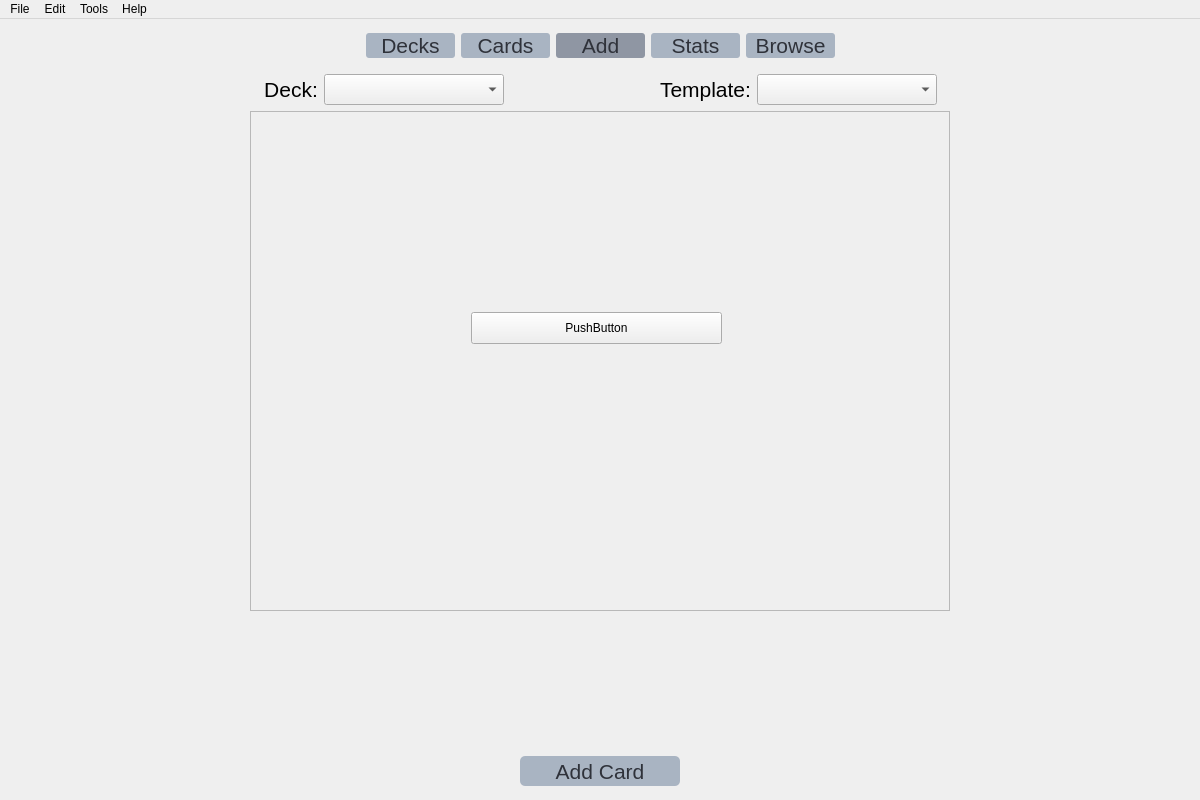
Drewfett/FlashcardsNEA, file addcard.ui: the form before one commit.
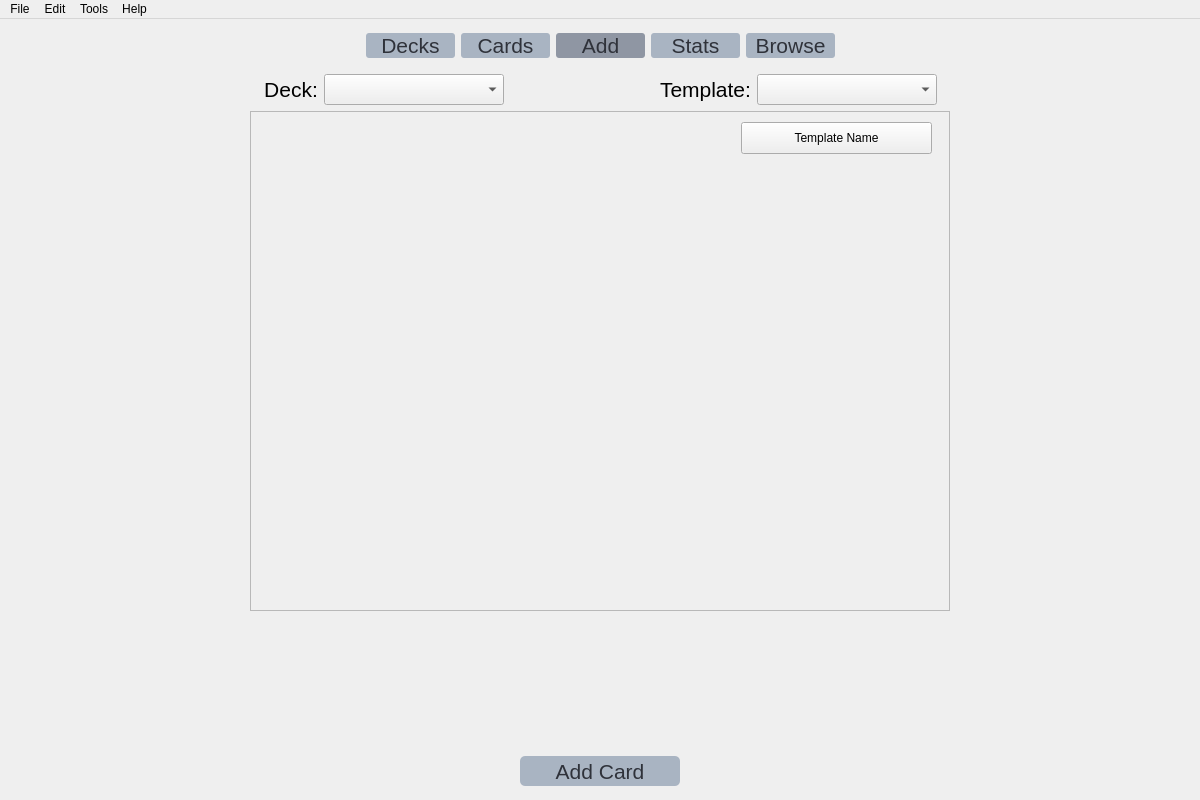
The form after the commit.

```diff
--- a/addcard.ui
+++ b/addcard.ui
@@ -403,14 +403,14 @@
          <widget class="QPushButton" name="pushButton">
           <property name="geometry">
            <rect>
-            <x>220</x>
-            <y>200</y>
-            <width>251</width>
+            <x>490</x>
+            <y>10</y>
+            <width>191</width>
             <height>32</height>
            </rect>
           </property>
           <property name="text">
-           <string>PushButton</string>
+           <string>Template Name</string>
           </property>
          </widget>
         </widget>
```
Left out of the diff: 2 changed lines with no effect on the pictures.
